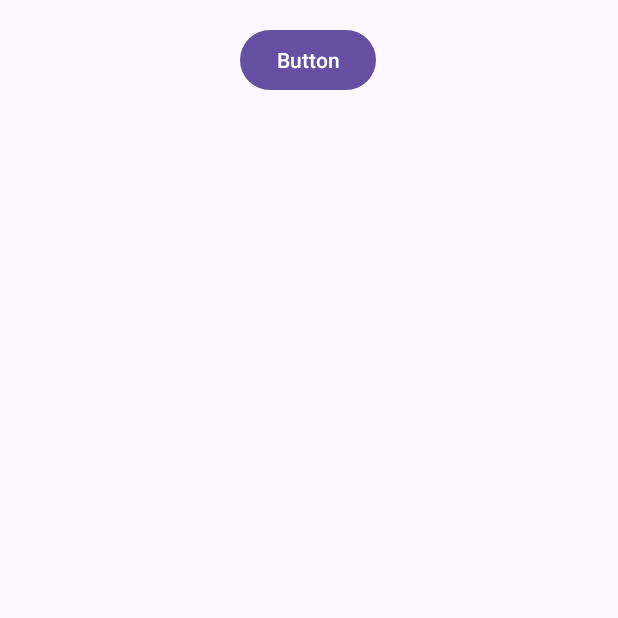
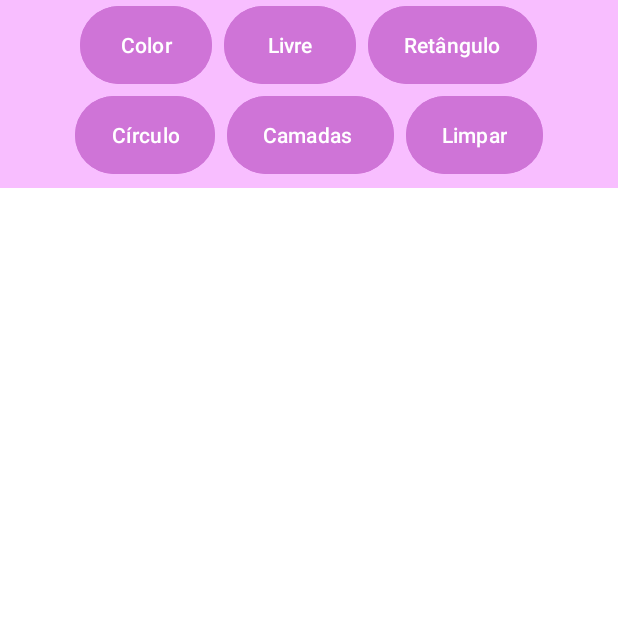
Before and after one commit to gabiadara/dispositivosMoveis, an Android app: the screen it shows after launch (MainActivity), on a phone screen of 412 x 824 dp, the top half of it. Run offline under Robolectric (Android 15) with nearby library versions, the phone set to English and light mode, and no system bars; libraries missing offline, so code that uses them is left out: com.skydoves.colorpickerview.

Commit message:
Implementa o botão de limpar

```diff
--- a/app/src/main/java/com/example/myapp/MainActivity.java
+++ b/app/src/main/java/com/example/myapp/MainActivity.java
@@ -51,6 +51,9 @@ public class MainActivity extends AppCompatActivity {
                     .setBottomSpace(12) // set a bottom space between the last slidebar and buttons.
                     .show();
         });
+        findViewById(R.id.buttonLimpar).setOnClickListener( v -> {
+            simplePaint.clean();
+        });
 
     }
     public void setColor(ColorEnvelope envelope) {
--- a/app/src/main/java/com/example/myapp/SimplePaint.java
+++ b/app/src/main/java/com/example/myapp/SimplePaint.java
@@ -70,4 +70,9 @@ public class SimplePaint extends View {
     public void setColor(int color) {
         mPaint.setColor(color);
     }
+
+    public void clean() {
+        mPath.reset();
+        invalidate();
+    }
 }
--- a/app/src/main/res/layout/activity_main.xml
+++ b/app/src/main/res/layout/activity_main.xml
@@ -5,24 +5,86 @@
     android:id="@+id/main"
     android:layout_width="match_parent"
     android:layout_height="match_parent"
-    tools:context=".MainActivity">
+    tools:context=".MainActivity"
+    android:background="@color/gray">
 
-    <Button
-        android:id="@+id/button"
-        android:layout_width="wrap_content"
+    <LinearLayout
+        android:layout_width="match_parent"
         android:layout_height="wrap_content"
-        android:layout_marginTop="16dp"
-        android:text="Button"
-        app:layout_constraintEnd_toEndOf="parent"
-        app:layout_constraintHorizontal_bias="0.498"
-        app:layout_constraintStart_toStartOf="parent"
-        app:layout_constraintTop_toTopOf="parent" />
+        android:orientation="vertical">
+        <LinearLayout
+            android:layout_width="match_parent"
+            android:layout_height="wrap_content"
+            android:orientation="horizontal"
+            android:gravity="center_horizontal">
+
+            <Button
+                android:id="@+id/button"
+                android:layout_width="wrap_content"
+                android:backgroundTint="@color/pink"
+                android:layout_height="60dp"
+                android:text="Color"
+                android:layout_marginEnd="8dp" />
+
+            <Button
+                android:id="@+id/button2"
+                android:layout_width="wrap_content"
+                android:backgroundTint="@color/pink"
+                android:layout_height="60dp"
+                android:text="Livre"
+                android:layout_marginEnd="8dp" />
+
+            <Button
+                android:id="@+id/button3"
+                android:layout_width="wrap_content"
+                android:backgroundTint="@color/pink"
+                android:layout_height="60dp"
+                android:text="Retângulo" />
+
+        </LinearLayout>
+
+        <LinearLayout
+            android:layout_width="match_parent"
+            android:layout_height="wrap_content"
+            android:backgroundTint="@color/pink"
+            android:orientation="horizontal"
+            android:gravity="center_horizontal">
+
+            <Button
+                android:id="@+id/button4"
+                android:layout_width="wrap_content"
+                android:backgroundTint="@color/pink"
+                android:layout_height="60dp"
+                android:text="Círculo"
+                android:layout_marginEnd="8dp" />
+
+            <Button
+                android:id="@+id/button5"
+                android:layout_width="wrap_content"
+                android:backgroundTint="@color/pink"
+                android:layout_height="60dp"
+                android:text="Camadas "
+                android:layout_marginEnd="8dp" />
+
+            <Button
+                android:id="@+id/buttonLimpar"
+                android:layout_width="wrap_content"
+                android:backgroundTint="@color/pink"
+                android:layout_height="60dp"
+                android:text="Limpar" />
+
+        </LinearLayout>
+
+    </LinearLayout>
+
+
 
     <com.example.myapp.SimplePaint
         android:id="@+id/simplePaint"
+        android:background="@color/white"
         android:layout_width="0dp"
         android:layout_height="wrap_content"
-        android:layout_marginTop="142dp"
+        android:layout_marginTop="250dp"
         app:layout_constraintBottom_toBottomOf="parent"
         app:layout_constraintEnd_toEndOf="parent"
         app:layout_constraintStart_toStartOf="parent"
--- a/app/src/main/res/values/colors.xml
+++ b/app/src/main/res/values/colors.xml
@@ -2,4 +2,6 @@
 <resources>
     <color name="black">#FF000000</color>
     <color name="white">#FFFFFFFF</color>
+    <color name="gray">#F8BEFF</color>
+    <color name="pink">#CF74D7</color>
 </resources>
```
Also changed, not shown: app/src/main/java/com/example/myapp/TinderButton.java (deleted, +0 -61 lines).
